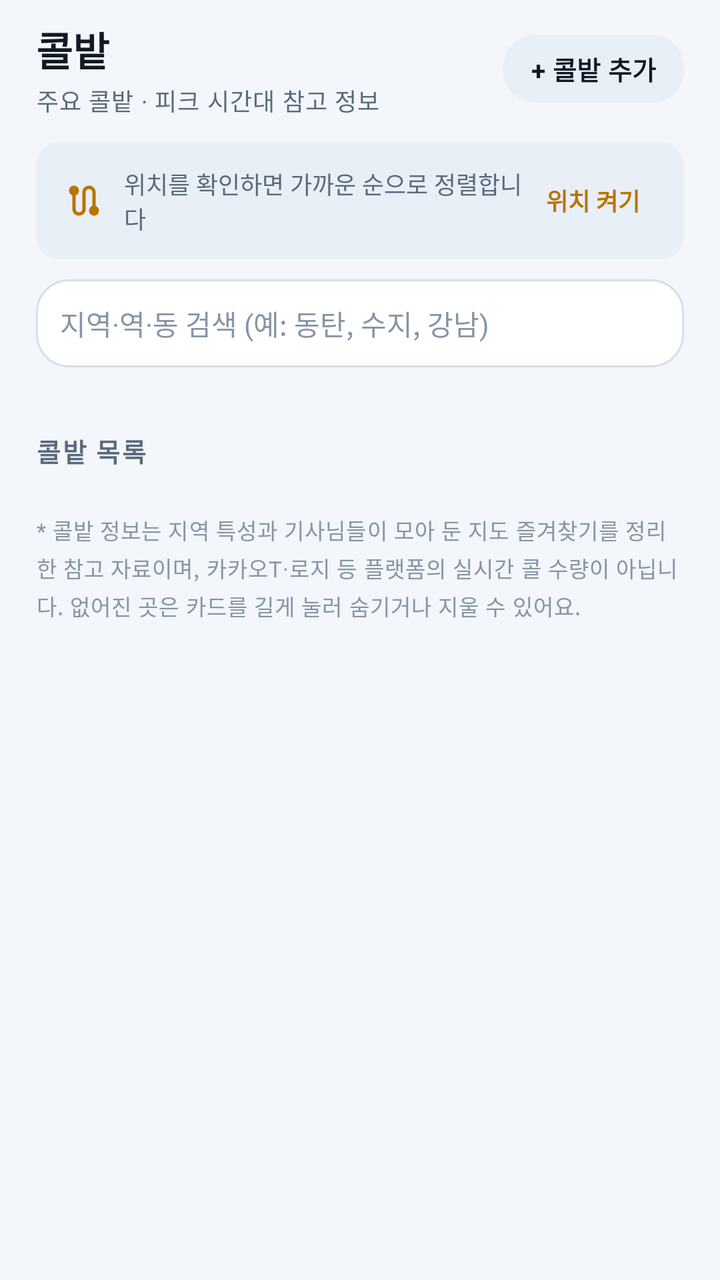
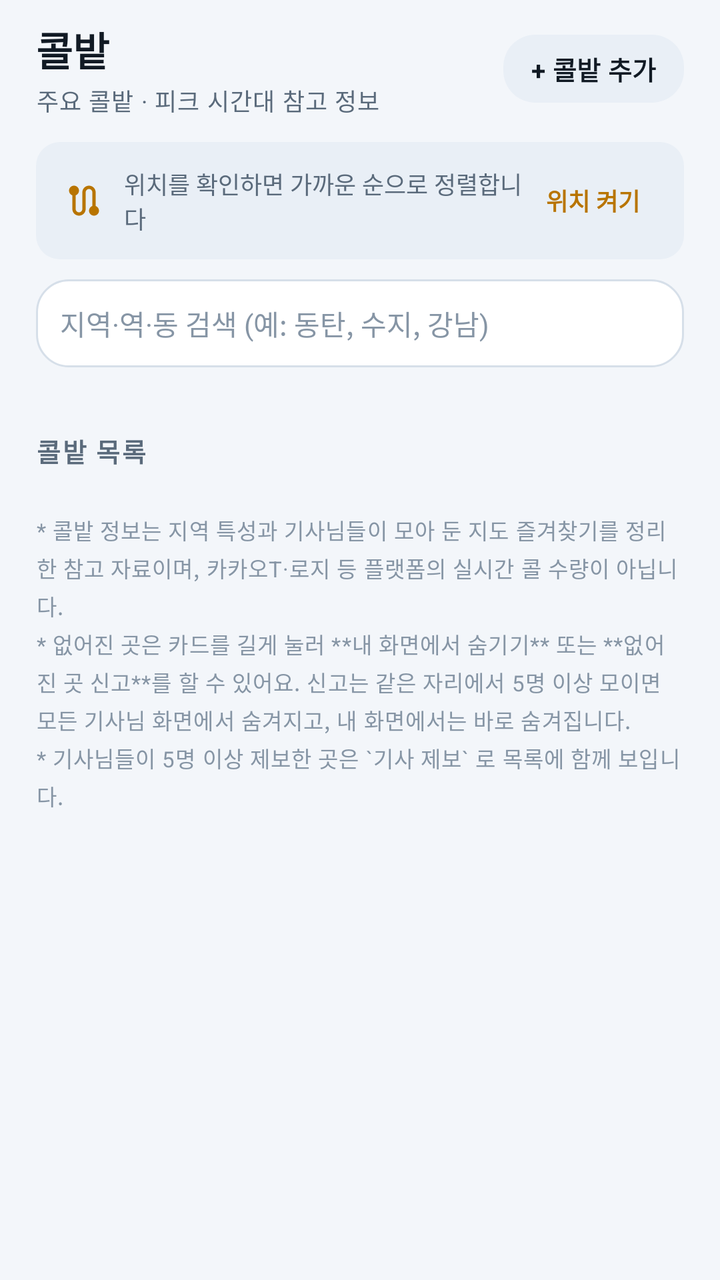

Compare the two renders of this Android layout. The source of the first and the diff that turns it into the second are given below.
<!-- AndroidManifest.xml: application theme Theme.DaeriLedger -->
<!-- res/layout/screen_spots.xml -->
<?xml version="1.0" encoding="utf-8"?>
<FrameLayout xmlns:android="http://schemas.android.com/apk/res/android"
    xmlns:app="http://schemas.android.com/apk/res-auto"
    android:layout_width="match_parent"
    android:layout_height="match_parent">

    <androidx.core.widget.NestedScrollView
        android:id="@+id/spotsScroll"
        android:layout_width="match_parent"
        android:layout_height="match_parent"
        android:clipToPadding="false"
        android:fillViewport="true"
        android:scrollbars="none">

        <LinearLayout
            android:id="@+id/spotsColumn"
            android:layout_width="match_parent"
            android:layout_height="wrap_content"
            android:focusableInTouchMode="true"
            android:orientation="vertical"
            android:paddingBottom="28dp">

            <LinearLayout
                android:layout_width="match_parent"
                android:layout_height="wrap_content"
                android:gravity="center_vertical"
                android:orientation="horizontal"
                android:paddingHorizontal="18dp"
                android:paddingTop="10dp">

                <LinearLayout
                    android:layout_width="0dp"
                    android:layout_height="wrap_content"
                    android:layout_weight="1"
                    android:orientation="vertical">

                    <TextView
                        style="@style/Text.Daeri.Title"
                        android:layout_width="wrap_content"
                        android:layout_height="wrap_content"
                        android:text="콜밭" />

                    <TextView
                        android:id="@+id/spotsSubtitle"
                        style="@style/Text.Daeri.Label"
                        android:layout_width="wrap_content"
                        android:layout_height="wrap_content"
                        android:layout_marginTop="2dp"
                        android:text="주요 콜밭 · 피크 시간대 참고 정보" />
                </LinearLayout>

                
                <com.google.android.material.button.MaterialButton
                    android:id="@+id/addSpotButton"
                    style="@style/Widget.Daeri.Button.Tonal"
                    android:layout_width="wrap_content"
                    android:layout_height="42dp"
                    android:minHeight="42dp"
                    android:paddingHorizontal="14dp"
                    android:text="+ 콜밭 추가"
                    android:textSize="13sp" />
            </LinearLayout>

            
            <LinearLayout
                android:id="@+id/locationCard"
                android:layout_width="match_parent"
                android:layout_height="wrap_content"
                android:layout_marginHorizontal="18dp"
                android:layout_marginTop="12dp"
                android:background="@drawable/bg_chip_soft"
                android:gravity="center_vertical"
                android:orientation="horizontal"
                android:paddingHorizontal="14dp"
                android:paddingVertical="12dp">

                <ImageView
                    android:layout_width="20dp"
                    android:layout_height="20dp"
                    android:contentDescription="@null"
                    android:src="@drawable/ic_route"
                    app:tint="@color/accent" />

                <TextView
                    android:id="@+id/locationText"
                    android:layout_width="0dp"
                    android:layout_height="wrap_content"
                    android:layout_marginStart="10dp"
                    android:layout_weight="1"
                    android:text="위치를 확인하면 가까운 순으로 정렬합니다"
                    android:textColor="@color/text_secondary"
                    android:textSize="12sp" />

                <TextView
                    android:id="@+id/locationAction"
                    android:layout_width="wrap_content"
                    android:layout_height="wrap_content"
                    android:background="?attr/selectableItemBackground"
                    android:paddingHorizontal="8dp"
                    android:paddingVertical="6dp"
                    android:text="위치 켜기"
                    android:textColor="@color/accent"
                    android:textSize="12sp"
                    android:textStyle="bold" />
            </LinearLayout>

            
            <LinearLayout
                android:layout_width="match_parent"
                android:layout_height="wrap_content"
                android:layout_marginHorizontal="18dp"
                android:layout_marginTop="10dp"
                android:background="@drawable/bg_amount_field"
                android:gravity="center_vertical"
                android:orientation="horizontal"
                android:paddingHorizontal="12dp">

                <EditText
                    android:id="@+id/spotSearch"
                    android:layout_width="0dp"
                    android:layout_height="44dp"
                    android:layout_weight="1"
                    android:background="@null"
                    android:hint="지역·역·동 검색 (예: 동탄, 수지, 강남)"
                    android:imeOptions="actionSearch"
                    android:importantForAutofill="no"
                    android:inputType="text"
                    android:maxLength="24"
                    android:paddingVertical="0dp"
                    android:singleLine="true"
                    android:textColor="@color/text_primary"
                    android:textColorHint="@color/text_tertiary"
                    android:textSize="14sp" />

                <ImageView
                    android:id="@+id/spotSearchClear"
                    android:layout_width="28dp"
                    android:layout_height="28dp"
                    android:background="?attr/selectableItemBackgroundBorderless"
                    android:contentDescription="검색어 지우기"
                    android:padding="6dp"
                    android:src="@drawable/ic_close"
                    android:visibility="gone"
                    app:tint="@color/text_tertiary" />
            </LinearLayout>

            
            <HorizontalScrollView
                android:layout_width="match_parent"
                android:layout_height="wrap_content"
                android:layout_marginTop="10dp"
                android:clipToPadding="false"
                android:paddingHorizontal="18dp"
                android:scrollbars="none">

                <com.google.android.material.chip.ChipGroup
                    android:id="@+id/regionChips"
                    android:layout_width="wrap_content"
                    android:layout_height="wrap_content"
                    app:chipSpacingHorizontal="8dp"
                    app:singleLine="true"
                    app:singleSelection="true" />
            </HorizontalScrollView>

            
            <TextView
                android:id="@+id/hiddenInfo"
                android:layout_width="wrap_content"
                android:layout_height="wrap_content"
                android:layout_marginHorizontal="18dp"
                android:layout_marginTop="8dp"
                android:background="?attr/selectableItemBackgroundBorderless"
                android:paddingVertical="4dp"
                android:text="숨긴 콜밭 0곳 · 되돌리기"
                android:textColor="@color/text_tertiary"
                android:textSize="11sp"
                android:visibility="gone" />

            
            <LinearLayout
                android:id="@+id/savedSection"
                android:layout_width="match_parent"
                android:layout_height="wrap_content"
                android:orientation="vertical"
                android:visibility="gone">

                <LinearLayout
                    android:layout_width="match_parent"
                    android:layout_height="wrap_content"
                    android:gravity="center_vertical"
                    android:orientation="horizontal"
                    android:paddingHorizontal="18dp"
                    android:paddingTop="22dp"
                    android:paddingBottom="4dp">

                    <TextView
                        style="@style/Text.Daeri.Section"
                        android:layout_width="0dp"
                        android:layout_height="wrap_content"
                        android:layout_weight="1"
                        android:text="내가 추가한 콜밭" />

                    <TextView
                        android:id="@+id/savedCountText"
                        style="@style/Text.Daeri.Label"
                        android:layout_width="wrap_content"
                        android:layout_height="wrap_content"
                        android:text="" />
                </LinearLayout>

                <LinearLayout
                    android:id="@+id/savedSpotsColumn"
                    android:layout_width="match_parent"
                    android:layout_height="wrap_content"
                    android:orientation="vertical" />
            </LinearLayout>

            
            <LinearLayout
                android:layout_width="match_parent"
                android:layout_height="wrap_content"
                android:gravity="center_vertical"
                android:orientation="horizontal"
                android:paddingHorizontal="18dp"
                android:paddingTop="22dp"
                android:paddingBottom="4dp">

                <TextView
                    style="@style/Text.Daeri.Section"
                    android:layout_width="0dp"
                    android:layout_height="wrap_content"
                    android:layout_weight="1"
                    android:text="콜밭 목록" />

                <TextView
                    android:id="@+id/nearbyCountText"
                    style="@style/Text.Daeri.Label"
                    android:layout_width="wrap_content"
                    android:layout_height="wrap_content"
                    android:text="" />
            </LinearLayout>

            <LinearLayout
                android:id="@+id/nearbyColumn"
                android:layout_width="match_parent"
                android:layout_height="wrap_content"
                android:orientation="vertical" />

            
            <com.google.android.material.button.MaterialButton
                android:id="@+id/moreSpotsButton"
                style="@style/Widget.Daeri.Button.Tonal"
                android:layout_width="match_parent"
                android:layout_height="48dp"
                android:layout_marginHorizontal="18dp"
                android:layout_marginTop="6dp"
                android:minHeight="48dp"
                android:text="나머지 콜밭 더 보기"
                android:textSize="13sp"
                android:visibility="gone" />

            <TextView
                style="@style/Text.Daeri.Label"
                android:layout_width="match_parent"
                android:layout_height="wrap_content"
                android:layout_marginHorizontal="18dp"
                android:layout_marginTop="18dp"
                android:lineSpacingExtra="3dp"
                android:text="* 콜밭 정보는 지역 특성과 기사님들이 모아 둔 지도 즐겨찾기를 정리한 참고 자료이며, 카카오T·로지 등 플랫폼의 실시간 콜 수량이 아닙니다. 없어진 곳은 카드를 길게 눌러 숨기거나 지울 수 있어요."
                android:textColor="@color/text_tertiary"
                android:textSize="11sp" />

        </LinearLayout>
    </androidx.core.widget.NestedScrollView>

</FrameLayout>
<!-- resources referenced by this layout -->
<resources>
  <color name="accent">#B87400</color>
  <color name="text_primary">#111A24</color>
  <color name="text_secondary">#5A6A7B</color>
  <color name="text_tertiary">#8695A5</color>
  <!-- drawable bg_amount_field (drawable) -->
  <?xml version="1.0" encoding="utf-8"?>
  <shape xmlns:android="http://schemas.android.com/apk/res/android" android:shape="rectangle">
      <solid android:color="@color/surface" />
      <corners android:radius="16dp" />
      <stroke android:width="1dp" android:color="@color/outline" />
  </shape>
  <!-- drawable bg_chip_soft (drawable) -->
  <?xml version="1.0" encoding="utf-8"?>
  <shape xmlns:android="http://schemas.android.com/apk/res/android" android:shape="rectangle">
      <solid android:color="@color/surface_high" />
      <corners android:radius="12dp" />
  </shape>
  <style name="Text.Daeri.Label" parent="TextAppearance.Material3.BodySmall">
          <item name="android:textSize">12sp</item>
          <item name="android:textColor">@color/text_secondary</item>
      </style>
  <style name="Text.Daeri.Section" parent="TextAppearance.Material3.TitleSmall">
          <item name="android:textSize">13sp</item>
          <item name="android:letterSpacing">0.06</item>
          <item name="android:textColor">@color/text_secondary</item>
          <item name="android:textStyle">bold</item>
      </style>
  <style name="Text.Daeri.Title" parent="TextAppearance.Material3.TitleLarge">
          <item name="android:textSize">20sp</item>
          <item name="android:textStyle">bold</item>
          <item name="android:textColor">@color/text_primary</item>
      </style>
  <style name="Theme.DaeriLedger" parent="Theme.DaeriLedger.Base" />
  <color name="surface">#FFFFFF</color>
  <color name="outline">#D6DFE9</color>
  <color name="surface_high">#E9EFF6</color>
  <color name="on_accent">#FFFFFF</color>
  <color name="accent_dim">#FFF0D2</color>
  <color name="profit">#0E8A4F</color>
  <color name="profit_dim">#E1F6EB</color>
  <color name="chart_bar">#2E6BC4</color>
  <color name="bg">#F3F6FA</color>
  <color name="surface_alt">#FFFFFF</color>
  <color name="divider">#E7EDF4</color>
  <color name="loss">#C93A3A</color>
  <style name="ThemeOverlay.Daeri.Dialog" parent="ThemeOverlay.Material3.MaterialAlertDialog">
          <item name="colorSurface">@color/surface_alt</item>
          <item name="colorOnSurface">@color/text_primary</item>
          <item name="colorOnSurfaceVariant">@color/text_secondary</item>
          <item name="shapeAppearanceOverlay">@style/Shape.Daeri.Large</item>
      </style>
  <style name="ThemeOverlay.Daeri.BottomSheet" parent="ThemeOverlay.Material3.BottomSheetDialog">
          <item name="colorSurface">@color/surface_alt</item>
          <item name="bottomSheetStyle">@style/Widget.Daeri.BottomSheet</item>
      </style>
  <style name="Shape.Daeri.ExtraSmall" parent="ShapeAppearance.Material3.Corner.ExtraSmall">
          <item name="cornerSize">8dp</item>
      </style>
  <style name="Shape.Daeri.Small" parent="ShapeAppearance.Material3.Corner.Small">
          <item name="cornerSize">12dp</item>
      </style>
  <style name="Shape.Daeri.Medium" parent="ShapeAppearance.Material3.Corner.Medium">
          <item name="cornerSize">18dp</item>
      </style>
  <style name="Shape.Daeri.Large" parent="ShapeAppearance.Material3.Corner.Large">
          <item name="cornerSize">26dp</item>
      </style>
  <style name="Widget.Daeri.BottomSheet" parent="Widget.Material3.BottomSheet.Modal">
          <item name="shapeAppearance">@style/Shape.Daeri.Large</item>
          <item name="backgroundTint">@color/surface_alt</item>
      </style>
  <!-- unchanged entries left out for length: 4 -->
</resources>

<!-- the commit's change to res/layout/screen_spots.xml (unified diff, before → after) -->
@@ -266,7 +266,7 @@
                 android:layout_marginHorizontal="18dp"
                 android:layout_marginTop="18dp"
                 android:lineSpacingExtra="3dp"
-                android:text="* 콜밭 정보는 지역 특성과 기사님들이 모아 둔 지도 즐겨찾기를 정리한 참고 자료이며, 카카오T·로지 등 플랫폼의 실시간 콜 수량이 아닙니다. 없어진 곳은 카드를 길게 눌러 숨기거나 지울 수 있어요."
+                android:text="* 콜밭 정보는 지역 특성과 기사님들이 모아 둔 지도 즐겨찾기를 정리한 참고 자료이며, 카카오T·로지 등 플랫폼의 실시간 콜 수량이 아닙니다.\n* 없어진 곳은 카드를 길게 눌러 **내 화면에서 숨기기** 또는 **없어진 곳 신고**를 할 수 있어요. 신고는 같은 자리에서 5명 이상 모이면 모든 기사님 화면에서 숨겨지고, 내 화면에서는 바로 숨겨집니다.\n* 기사님들이 5명 이상 제보한 곳은 `기사 제보` 로 목록에 함께 보입니다."
                 android:textColor="@color/text_tertiary"
                 android:textSize="11sp" />
 
